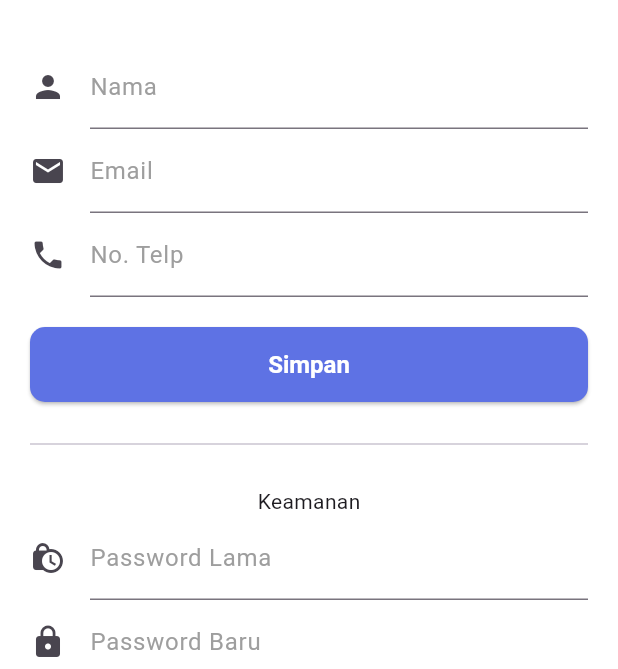
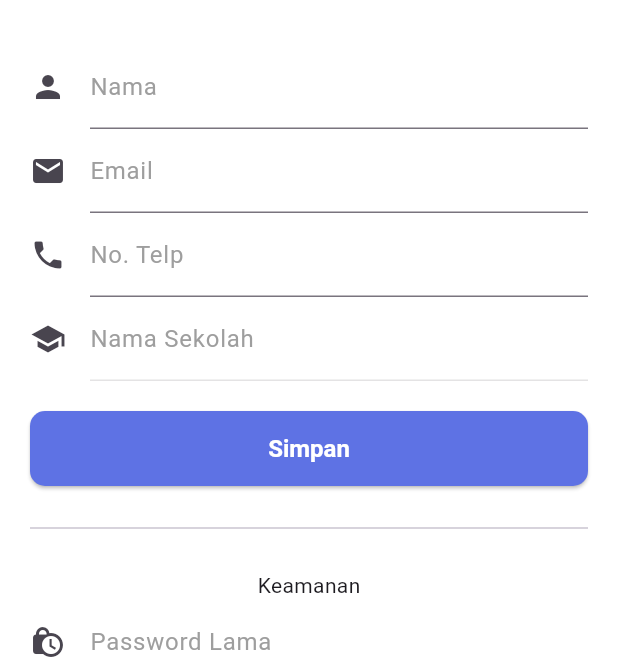
Before and after one commit to GedeYudaAditya/siap, a Flutter app: the PengaturanScreen screen opened by its route, on a phone screen of 412 x 824 dp, the part 567-1236 px from its top. Run offline on Flutter 3.47's test engine with Material 3 defaults, Android fonts, the phone set to English and light mode, and no system bars; drawn by our look-alikes of showcaseview; our stand-ins replace device_info_plus, shared_preferences; accounts and stored records are empty; network calls fail.

Commit message:
menambahkan sekolah asal di porfile

```diff
--- a/lib/src/screens/pengaturan_screen.dart
+++ b/lib/src/screens/pengaturan_screen.dart
@@ -23,6 +23,7 @@ class _PengaturanScreenState extends State<PengaturanScreen> {
   final TextEditingController _namaController = TextEditingController();
   final TextEditingController _emailController = TextEditingController();
   final TextEditingController _noTelpController = TextEditingController();
+  final TextEditingController _namaSekolah = TextEditingController();
   final TextEditingController _passwordNewController = TextEditingController();
   final TextEditingController _passwordOldController = TextEditingController();
   final TextEditingController _passwordConfController = TextEditingController();
@@ -40,6 +41,7 @@ class _PengaturanScreenState extends State<PengaturanScreen> {
   String? noTelp;
   String? image;
   String? password;
+  String? namaSekolah;
 
   // get shared preferences
   Future<void> _getSharedPrefs() async {
@@ -52,6 +54,7 @@ class _PengaturanScreenState extends State<PengaturanScreen> {
     username = prefs.getString('username');
     noTelp = prefs.getString('noTelp');
     password = prefs.getString('password');
+    namaSekolah = prefs.getString('namaSekolah');
 
     image = prefs.getString('foto');
     setState(() {});
@@ -154,6 +157,20 @@ class _PengaturanScreenState extends State<PengaturanScreen> {
                           icon: Icon(Icons.phone),
                           labelText: 'No. Telp',
                           hintText: 'No. Telp',
+                          hintStyle: TextStyle(
+                            fontSize: 12,
+                            color: Colors.grey,
+                          ),
+                        ),
+                      ),
+                      TextFormField(
+                        readOnly: true,
+                        enabled: false,
+                        controller: _namaSekolah,
+                        decoration: const InputDecoration(
+                          icon: Icon(Icons.school),
+                          labelText: 'Nama Sekolah',
+                          hintText: 'Nama Sekolah',
                           hintStyle: TextStyle(
                             fontSize: 12,
                             color: Colors.grey,
```
